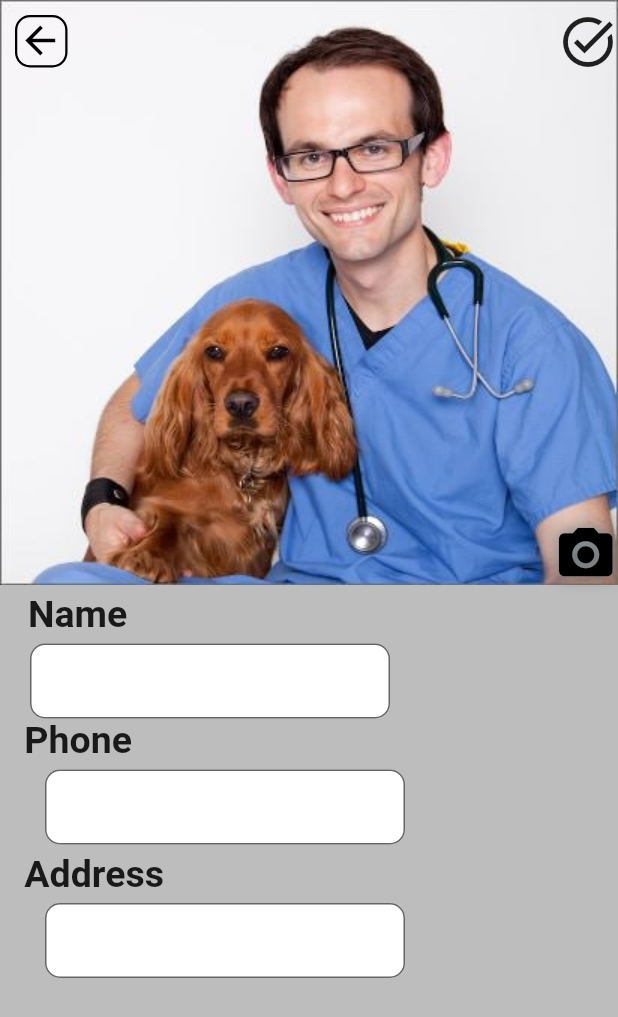
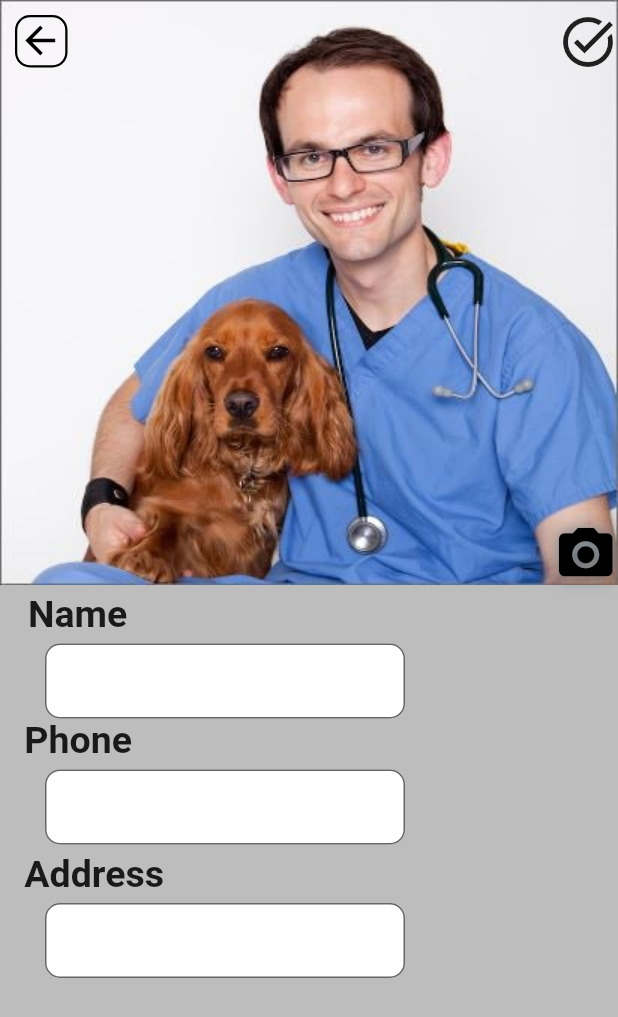
Before and after one commit to mostafa-mosad1/fff51, a Flutter app: the profile_editVet screen opened directly, on a phone screen of 412 x 824 dp. Shown: the top 1017 px of the screen. Run offline on Flutter 3.47's test engine with Material 2 defaults, Android fonts, the phone set to English and light mode, and no system bars; our stand-ins replace badges, carousel_pro, curved_navigation_bar, flutter_svg, image_picker, slide_countdown and 1 more; project files that could hold a hidden picture were left out.

Commit message:
Merge remote-tracking branch 'github/master'

```diff
--- a/lib/vet/profile_editVet.dart
+++ b/lib/vet/profile_editVet.dart
@@ -240,7 +240,7 @@ class _profile_editVetState extends State<profile_editVet> {
                               children: [
                                 Container(
                                     alignment: Alignment.topLeft,
-                                    margin: EdgeInsets.only(left: 20),
+                                    margin: EdgeInsets.only(left: 30),
                                     height: 50,
                                     width: 240,
                                     child: defultForm(color: Colors.white,
```
